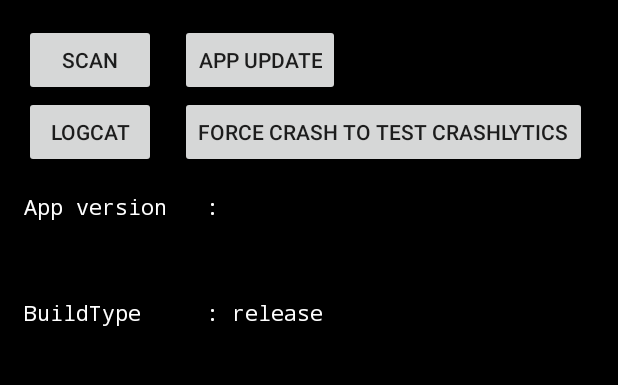
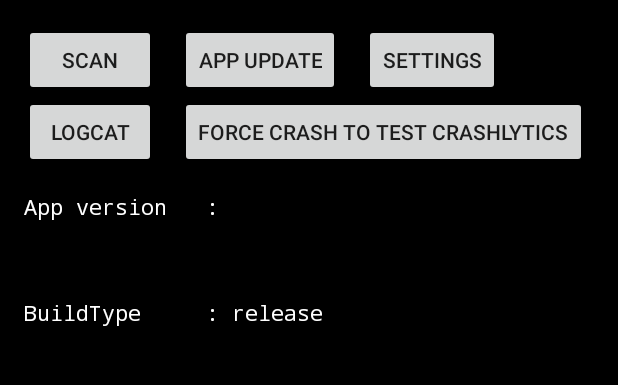
Before and after one commit to hannesa2/document-scanner, an Android app: the screen it shows after launch (StartActivity), on a phone screen of 412 x 824 dp, the part 84-469 px from its top. Run offline under Robolectric (Android 15) with nearby library versions, the phone set to English and light mode, and no system bars; our stand-ins replace Timber; libraries missing offline, so code that uses them is left out: info.hannes.logcat; 3 statements that could not run were skipped.

Commit message:
Show Notification settings

```diff
--- a/app/build.gradle
+++ b/app/build.gradle
@@ -107,7 +107,7 @@ dependencies {
     androidTestImplementation "androidx.test:rules:1.5.0" //    GrantPermissionRule
 
     implementation project(':library')
-    implementation 'com.github.hannesa2:githubAppUpdate:2.0-beta9'
+    implementation 'com.github.hannesa2:githubAppUpdate:2.0-beta10'
     releaseImplementation 'com.github.AppDevNext.Logcat:LogcatCrashlyticLib:2.12'
     implementation 'com.github.AppDevNext.Logcat:LogcatCoreUI:2.12'
 
--- a/app/src/main/res/layout/activity_start.xml
+++ b/app/src/main/res/layout/activity_start.xml
@@ -33,6 +33,16 @@
         android:layout_marginStart="@dimen/fab_margin"
         android:text="App update"
         app:layout_constraintStart_toEndOf="@+id/buttonLog"
+        app:layout_constraintTop_toTopOf="@+id/buttonScan"
+        tools:ignore="HardcodedText" />
+
+    <Button
+        android:id="@+id/buttonSetting"
+        android:layout_width="wrap_content"
+        android:layout_height="wrap_content"
+        android:layout_marginStart="@dimen/fab_margin"
+        android:text="Settings"
+        app:layout_constraintStart_toEndOf="@+id/buttonUpdate"
         app:layout_constraintTop_toTopOf="@+id/buttonScan"
         tools:ignore="HardcodedText" />
 
```
Also changed, not shown: app/src/main/java/info/hannes/documentscanner/demo/StartActivity.kt (+13 -0 lines).
